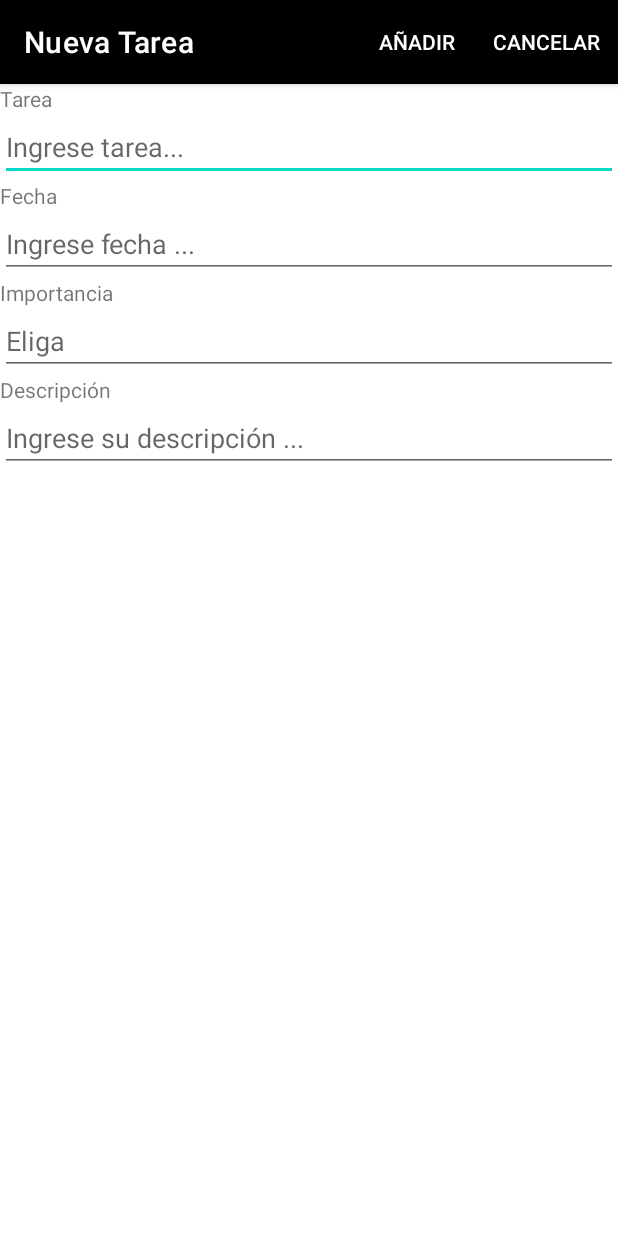
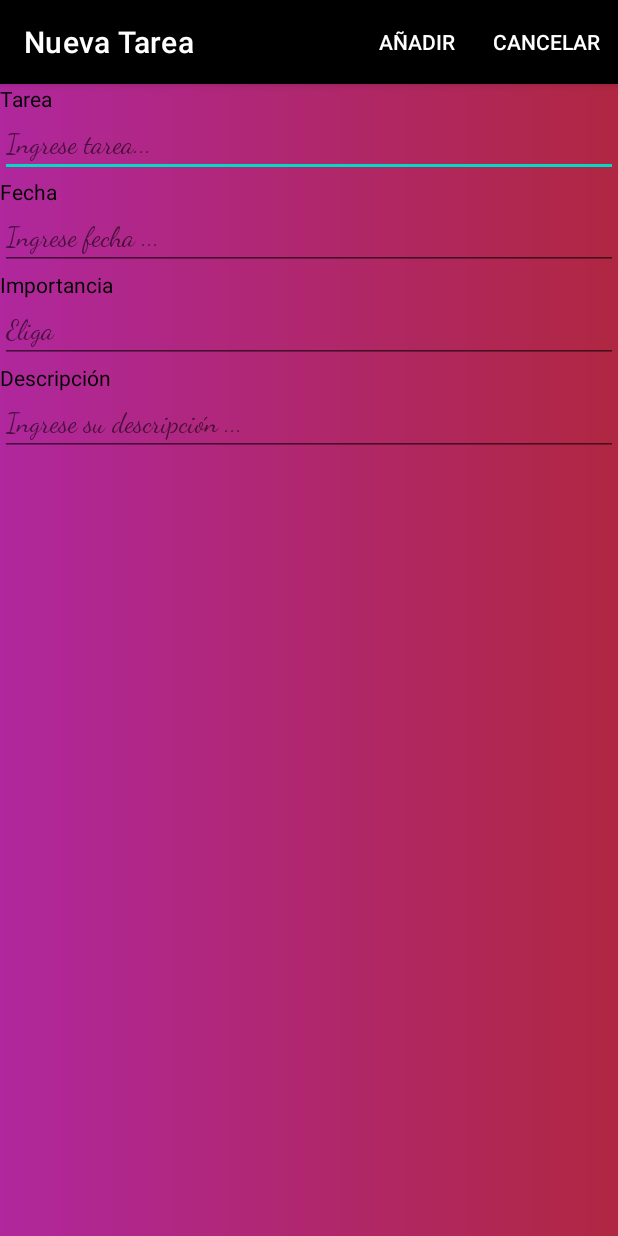
Before and after one commit to MC-io/ProyectoFinal, an Android app: the ActNuevaTarea screen opened directly, with no data from a screen before it, on a phone screen of 412 x 824 dp. Run offline under Robolectric (Android 15) with nearby library versions, the phone set to English and light mode, and no system bars.

Commit message:
text and font colors

```diff
--- /dev/null
+++ b/app/src/main/res/drawable/fondo_degradado.xml
@@ -0,0 +1,13 @@
+<?xml version="1.0" encoding="utf-8"?>
+<selector xmlns:android="http://schemas.android.com/apk/res/android">
+    <item>
+        <shape android:shape="rectangle">
+            <gradient
+                android:startColor="@color/color1"
+                android:centerColor="@color/color2"
+                android:endColor="@color/color3">
+
+            </gradient>
+        </shape>
+    </item>
+</selector>
--- a/app/src/main/res/layout/content_act_nueva_tarea.xml
+++ b/app/src/main/res/layout/content_act_nueva_tarea.xml
@@ -1,58 +1,78 @@
 <?xml version="1.0" encoding="utf-8"?>
-<LinearLayout
-    xmlns:android="http://schemas.android.com/apk/res/android"
+<LinearLayout xmlns:android="http://schemas.android.com/apk/res/android"
     xmlns:app="http://schemas.android.com/apk/res-auto"
     xmlns:tools="http://schemas.android.com/tools"
     android:layout_width="match_parent"
     android:layout_height="match_parent"
+    android:orientation="vertical"
     app:layout_behavior="@string/appbar_scrolling_view_behavior"
     tools:context=".ActNuevaTarea"
     tools:showIn="@layout/act_nueva_tarea"
-    android:orientation="vertical">
+    tools:visibility="visible"
+    android:background="@drawable/fondo_degradado">>
 
     <TextView
         android:id="@+id/textView2"
-        android:layout_width="match_parent"
+        android:layout_width="wrap_content"
         android:layout_height="wrap_content"
-        android:text="Tarea"/>
+        android:textColor="@color/black"
+        android:text="Tarea" />
 
     <EditText
         android:id="@+id/edtTarea"
         android:layout_width="match_parent"
         android:layout_height="wrap_content"
-        android:hint="Ingrese tarea..."/>
+        android:textColor="@color/black"
+        android:fontFamily="cursive"
+        android:hint="Ingrese tarea..." />
+
     <TextView
         android:id="@+id/textView3"
         android:layout_width="match_parent"
         android:layout_height="wrap_content"
-        android:text="Fecha"/>
+        android:textColor="@color/black"
+        android:text="Fecha" />
+
     <EditText
         android:id="@+id/edtFecha"
         android:layout_width="match_parent"
         android:layout_height="wrap_content"
+        android:clickable="true"
+        android:focusable="false"
+        android:textColor="@color/black"
+        android:fontFamily="cursive"
+        android:hint="Ingrese fecha ..."
         android:inputType="date"
-        android:focusable="false"
-        android:clickable="true"
-        android:maxLines="1"
-        android:hint="Ingrese fecha ..."/>
+        android:maxLines="1" />
+
     <TextView
         android:id="@+id/textView4"
         android:layout_width="match_parent"
         android:layout_height="wrap_content"
-        android:text="Importancia"/>
+        android:textColor="@color/black"
+        android:text="Importancia"
+        android:visibility="visible" />
+
     <EditText
         android:id="@+id/edtImportancia"
         android:layout_width="match_parent"
         android:layout_height="wrap_content"
-        android:hint="Eliga "/>
+        android:textColor="@color/black"
+        android:fontFamily="cursive"
+        android:hint="Eliga " />
+
     <TextView
         android:id="@+id/textView5"
         android:layout_width="match_parent"
         android:layout_height="wrap_content"
-        android:text="Descripción"/>
+        android:textColor="@color/black"
+        android:text="Descripción" />
+
     <EditText
         android:id="@+id/edtDescripcion"
         android:layout_width="match_parent"
         android:layout_height="wrap_content"
-        android:hint="Ingrese su descripción ..."/>
+        android:fontFamily="cursive"
+        android:hint="Ingrese su descripción ..."
+        android:textColor="@color/black" />
 </LinearLayout>
--- a/app/src/main/res/layout/content_main.xml
+++ b/app/src/main/res/layout/content_main.xml
@@ -8,12 +8,14 @@
     android:orientation="vertical"
     app:layout_behavior="@string/appbar_scrolling_view_behavior"
     tools:context=".MainActivity"
-    tools:showIn="@layout/activity_main">
+    tools:showIn="@layout/activity_main"
+    android:background="@drawable/fondo_degradado">
 
     <TextView
         android:id="@+id/textView6"
         android:layout_width="match_parent"
         android:layout_height="wrap_content"
+        android:textColor="@color/white"
         android:text="No hay ninguna tarea pendiente.\nPodriamos felicitarte o tambien recomendarte que hagas algo"/>
     <ListView
         android:id="@+id/lstDatos"
--- a/app/src/main/res/values/colors.xml
+++ b/app/src/main/res/values/colors.xml
@@ -7,4 +7,8 @@
     <color name="teal_700">#FF018786</color>
     <color name="black">#FF000000</color>
     <color name="white">#FFFFFFFF</color>
+
+    <color name="color1">#B0279E</color>
+    <color name="color2">#B0276E</color>
+    <color name="color3">#B02742</color>
 </resources>
```
